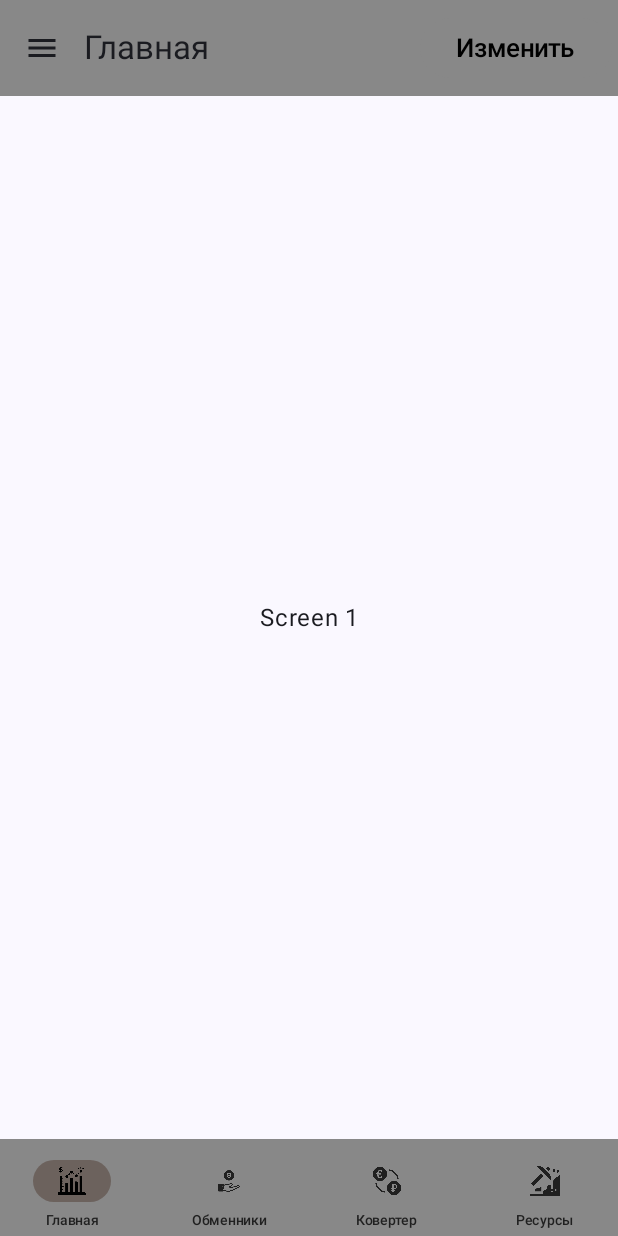
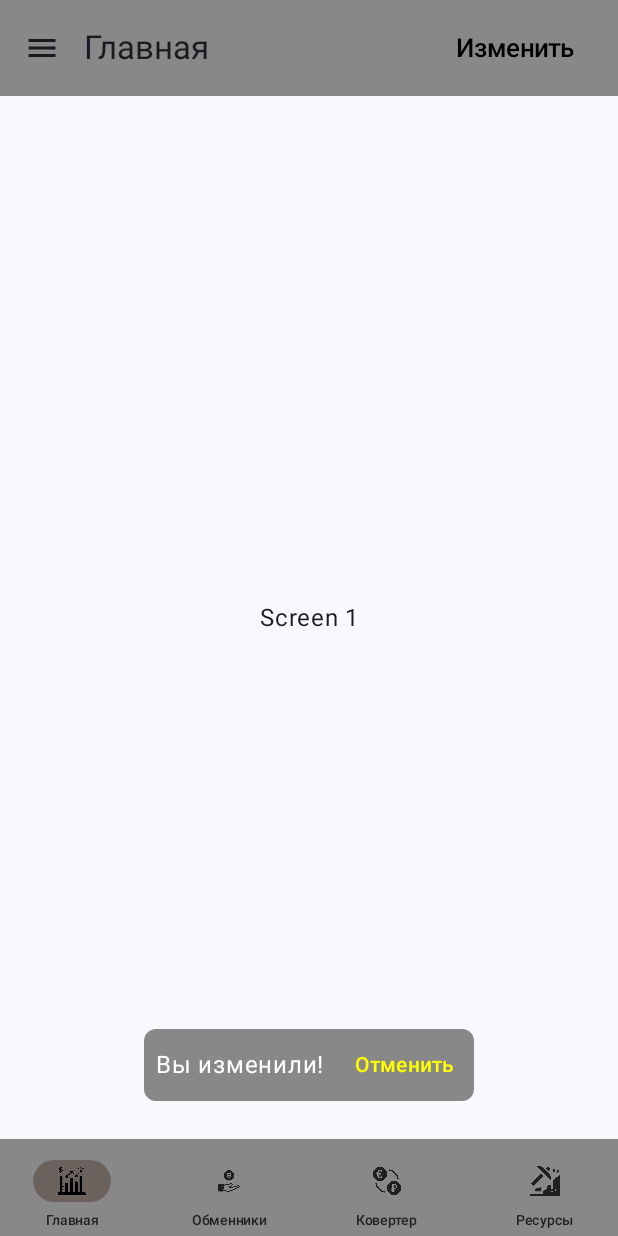
Before and after one commit to qweasdqwerfd/kriptorep4ik, an Android app built with Jetpack Compose: the composable MainScreen shown on its own in the app's theme, after a tap on "Изменить", on a phone screen of 412 x 824 dp. Run offline under Robolectric (Android 15) with nearby library versions, the phone set to English and light mode, and no system bars; 1 statement that could not run was skipped.

```diff
--- a/app/src/main/java/com/example/kriptorep4ik/MainScreen.kt
+++ /dev/null
@@ -1,36 +0,0 @@
-package com.example.kriptorep4ik
-
-import android.annotation.SuppressLint
-import androidx.compose.material3.ExperimentalMaterial3Api
-import androidx.compose.material3.Scaffold
-import androidx.compose.material3.SnackbarHostState
-import androidx.compose.runtime.Composable
-import androidx.compose.runtime.remember
-import androidx.compose.runtime.rememberCoroutineScope
-import androidx.navigation.compose.rememberNavController
-import com.example.kriptorep4ik.visual.bottom_navigation.BottomNavigation
-import com.example.kriptorep4ik.visual.bottom_navigation.NavGraph
-import com.example.kriptorep4ik.visual.bottom_navigation.TopBar.CustomTopBar
-
-
-@OptIn(ExperimentalMaterial3Api::class)
-@SuppressLint("UnusedMaterial3ScaffoldPaddingParameter")
-@Composable
-fun MainScreen() {
-    val navController = rememberNavController()
-
-    val coroutineScope = rememberCoroutineScope()
-    val snackbarHostState = remember { SnackbarHostState() }
-
-
-    Scaffold(
-
-        topBar = { CustomTopBar(navController, coroutineScope, snackbarHostState) },
-
-        bottomBar = { BottomNavigation(navController = navController) }
-
-    ) {
-        NavGraph(navController)
-
-    }
-}
--- /dev/null
+++ b/app/src/main/java/com/example/kriptorep4ik/ui_components/MainScreen.kt
@@ -0,0 +1,42 @@
+package com.example.kriptorep4ik.visual.instruments
+
+import android.annotation.SuppressLint
+import androidx.compose.material3.Scaffold
+import androidx.compose.material3.SnackbarHost
+import androidx.compose.material3.SnackbarHostState
+import androidx.compose.runtime.Composable
+import androidx.compose.runtime.remember
+import androidx.compose.runtime.rememberCoroutineScope
+import androidx.navigation.compose.rememberNavController
+import com.example.kriptorep4ik.visual.instruments.bottom_navigation.BottomNavigation
+import com.example.kriptorep4ik.visual.instruments.custom.CustomSnackBar
+import com.example.kriptorep4ik.visual.instruments.bottom_navigation.NavGraph
+import com.example.kriptorep4ik.visual.instruments.top_bar.TopBar
+
+
+
+@SuppressLint("UnusedMaterial3ScaffoldPaddingParameter")
+@Composable
+fun MainScreen() {
+    val navController = rememberNavController()
+
+    val coroutineScope = rememberCoroutineScope()
+    val snackBarHostState = remember { SnackbarHostState() }
+
+    Scaffold(
+
+        snackbarHost = {
+            SnackbarHost(hostState = snackBarHostState) { data ->
+                CustomSnackBar(data)
+            }
+        },
+
+        topBar = { TopBar(navController, coroutineScope, snackBarHostState) },
+
+        bottomBar = { BottomNavigation(navController = navController) }
+
+    ) {
+        NavGraph(navController)
+
+    }
+}
--- a/app/src/main/java/com/example/kriptorep4ik/visual/bottom_navigation/BottomItem.kt
+++ b/app/src/main/java/com/example/kriptorep4ik/ui_components/bottom_navigation/BottomItem.kt
@@ -1,4 +1,4 @@
-package com.example.kriptorep4ik.visual.bottom_navigation
+package com.example.kriptorep4ik.visual.instruments.bottom_navigation
 
 import com.example.kriptorep4ik.R
 
--- a/app/src/main/java/com/example/kriptorep4ik/visual/bottom_navigation/BottomNavigation.kt
+++ b/app/src/main/java/com/example/kriptorep4ik/ui_components/bottom_navigation/BottomNavigation.kt
@@ -1,4 +1,4 @@
-package com.example.kriptorep4ik.visual.bottom_navigation
+package com.example.kriptorep4ik.visual.instruments.bottom_navigation
 
 import androidx.compose.foundation.layout.offset
 import androidx.compose.foundation.layout.size
--- /dev/null
+++ b/app/src/main/java/com/example/kriptorep4ik/ui_components/custom/CustomSnackBar.kt
@@ -0,0 +1,46 @@
+package com.example.kriptorep4ik.visual.instruments.custom
+
+import androidx.compose.foundation.background
+import androidx.compose.foundation.layout.Box
+import androidx.compose.foundation.layout.Row
+import androidx.compose.foundation.layout.padding
+import androidx.compose.foundation.shape.RoundedCornerShape
+import androidx.compose.material3.ButtonDefaults
+import androidx.compose.material3.SnackbarData
+import androidx.compose.material3.Text
+import androidx.compose.material3.TextButton
+import androidx.compose.runtime.Composable
+import androidx.compose.ui.Alignment
+import androidx.compose.ui.Modifier
+import androidx.compose.ui.graphics.Color
+import androidx.compose.ui.unit.dp
+
+
+
+@Composable
+fun CustomSnackBar(data: SnackbarData) {
+    Box(
+        modifier = Modifier
+            .padding(10.dp)
+            .background(Color.Gray, RoundedCornerShape(8.dp)),
+        contentAlignment = Alignment.Center
+    ) {
+        Row(
+            verticalAlignment = Alignment.CenterVertically
+        ) {
+            Text(
+                text = data.visuals.message,
+                color = Color.White,
+                modifier = Modifier.padding(end = 8.dp, start = 8.dp)
+            )
+            if (data.visuals.actionLabel != null) {
+                TextButton(
+                    onClick = { data.performAction() }, // Выполнить действие
+                    colors = ButtonDefaults.textButtonColors(contentColor = Color.Yellow)
+                ) {
+                    Text(text = data.visuals.actionLabel!!)
+                }
+            }
+        }
+    }
+}
--- /dev/null
+++ b/app/src/main/java/com/example/kriptorep4ik/ui_components/drawer_navigation/DrawerBody.kt
@@ -0,0 +1,17 @@
+package com.example.kriptorep4ik.ui_components.drawer_navigation
+
+import androidx.compose.foundation.layout.fillMaxWidth
+import androidx.compose.foundation.layout.padding
+import androidx.compose.foundation.lazy.LazyColumn
+import androidx.compose.material3.Text
+import androidx.compose.runtime.Composable
+import androidx.compose.ui.Modifier
+import androidx.compose.ui.unit.dp
+
+@Composable
+fun DrawerBody() {
+    LazyColumn(modifier = Modifier.fillMaxWidth()) { items(5) {
+        Text(modifier = Modifier.padding(10.dp), text = "Menu item ${it}")
+    }
+    }
+}
--- /dev/null
+++ b/app/src/main/java/com/example/kriptorep4ik/ui_components/drawer_navigation/DrawerContent.kt
@@ -0,0 +1,4 @@
+package com.example.kriptorep4ik.ui_components.drawer_navigation
+
+class DrawerContent {
+}
--- /dev/null
+++ b/app/src/main/java/com/example/kriptorep4ik/ui_components/drawer_navigation/DrawerHeader.kt
@@ -0,0 +1,7 @@
+package com.example.kriptorep4ik.ui_components.drawer_navigation
+
+import androidx.compose.runtime.Composable
+
+@Composable
+fun DrawerNavigation() {
+}
--- a/app/src/main/java/com/example/kriptorep4ik/visual/bottom_navigation/screen/Screens.kt
+++ b/app/src/main/java/com/example/kriptorep4ik/ui_components/screens/Screens.kt
@@ -1,4 +1,4 @@
-package com.example.kriptorep4ik.visual.bottom_navigation.screen
+package com.example.kriptorep4ik.visual.instruments.screens
 
 import androidx.compose.foundation.layout.fillMaxSize
 import androidx.compose.foundation.layout.wrapContentHeight
--- a/app/src/main/java/com/example/kriptorep4ik/visual/bottom_navigation/TopBar/CustomTopBar.kt
+++ b/app/src/main/java/com/example/kriptorep4ik/ui_components/top_bar/TopBar.kt
@@ -1,4 +1,4 @@
-package com.example.kriptorep4ik.visual.bottom_navigation.TopBar
+package com.example.kriptorep4ik.visual.instruments.top_bar
 
 import androidx.compose.foundation.Image
 import androidx.compose.foundation.layout.size
@@ -9,7 +9,9 @@ import androidx.compose.material3.ButtonColors
 import androidx.compose.material3.ExperimentalMaterial3Api
 import androidx.compose.material3.Icon
 import androidx.compose.material3.IconButton
+import androidx.compose.material3.SnackbarDuration
 import androidx.compose.material3.SnackbarHostState
+import androidx.compose.material3.SnackbarResult
 import androidx.compose.material3.Text
 import androidx.compose.material3.TopAppBar
 import androidx.compose.material3.TopAppBarDefaults
@@ -33,10 +35,10 @@ import kotlinx.coroutines.launch
 
 @OptIn(ExperimentalMaterial3Api::class)
 @Composable
-fun CustomTopBar(
+fun TopBar(
     navController: NavHostController,
     coroutineScope: CoroutineScope,
-    snackbarHostState: SnackbarHostState,
+    snackBarHostState: SnackbarHostState,
 ) {
     var currentRoute by remember { mutableStateOf("primary") }
 
@@ -78,9 +80,16 @@ fun CustomTopBar(
                     Button(
                         onClick = {
                             coroutineScope.launch {
-                                snackbarHostState.showSnackbar(
-                                    message = "вы изменили!"
+                                val result = snackBarHostState.showSnackbar(
+                                    message = "Вы изменили!",
+                                    actionLabel = "Отменить",
+                                    duration = SnackbarDuration.Short
                                 )
+                                if (result == SnackbarResult.ActionPerformed) {
+                                    coroutineScope.launch {
+                                        snackBarHostState.showSnackbar("Действие отменено")
+                                    }
+                                }
                             }
                         },
                         colors = ButtonColors(
@@ -114,7 +123,6 @@ fun CustomTopBar(
                             contentDescription = ""
                         )
                     }
-
                 }
 
                 "convert" -> {
@@ -145,8 +153,6 @@ fun CustomTopBar(
                     }
                 }
             }
-
         }
-
     )
 }
```
Also changed, not shown: app/src/main/java/com/example/kriptorep4ik/ui_components/bottom_navigation/NavGraph.kt (renamed from app/src/main/java/com/example/kriptorep4ik/visual/bottom_navigation/NavGraph.kt, +5 -5 lines), app/src/main/res/drawable/kurs_valut.png (added).
